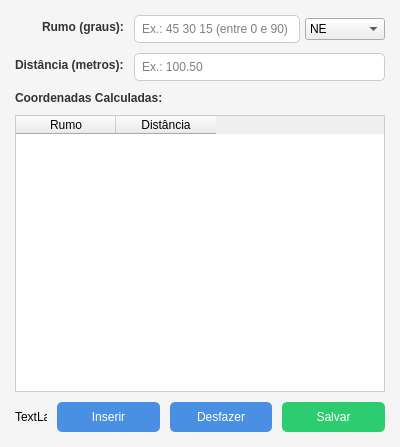
rodolfom9/rmcgeo, file ui/rumo_distance.ui: the form before one commit.
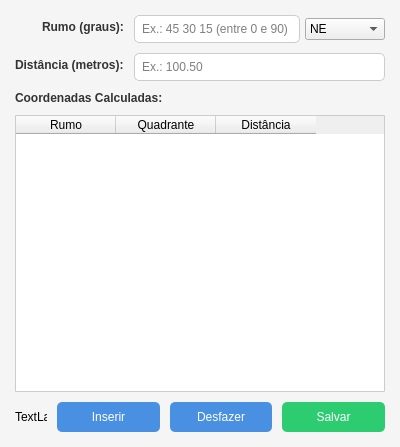
The form after the commit. Icons and pictures are not drawn.

```diff
--- a/ui/rumo_distance.ui
+++ b/ui/rumo_distance.ui
@@ -189,12 +189,23 @@
       <bool>true</bool>
      </property>
      <property name="columnCount">
-      <number>2</number>
+      <number>3</number>
      </property>
      <column>
       <property name="text">
        <string>Rumo</string>
       </property>
+      <property name="width">
+       <number>140</number>
+      </property>
+     </column>
+     <column>
+      <property name="text">
+       <string>Quadrante</string>
+      </property>
+      <property name="width">
+       <number>100</number>
+      </property>
      </column>
      <column>
       <property name="text">
```
Left out of the diff: 9 changed lines with no effect on the pictures.
